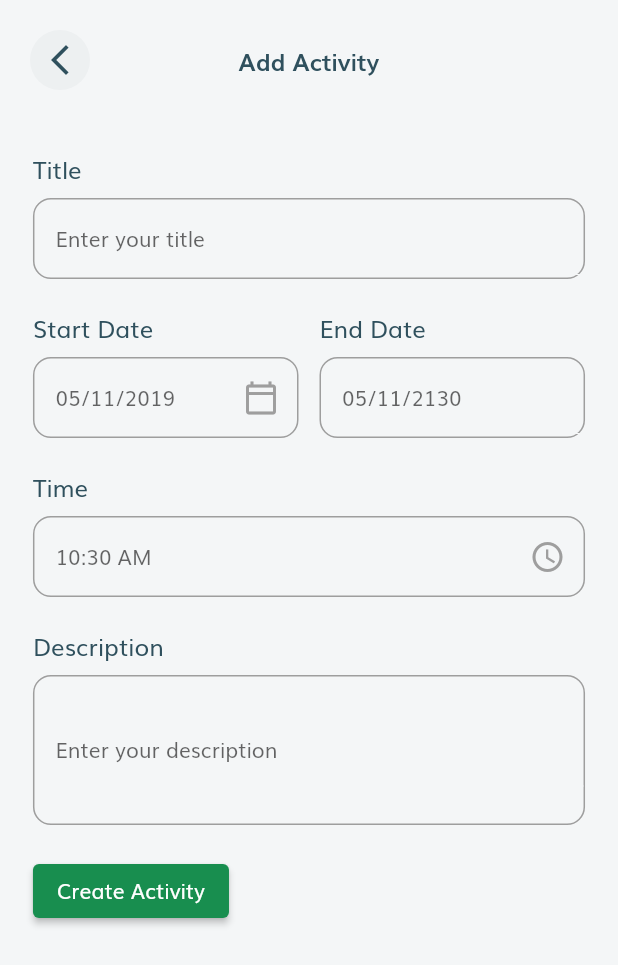
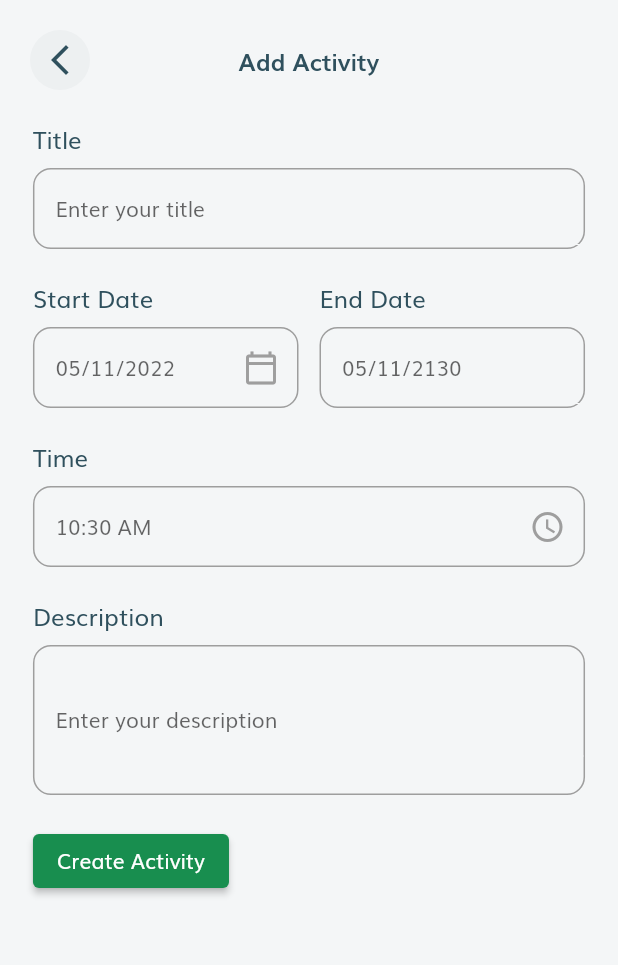
Before and after one commit to Mudennn/Denai_app, a Flutter app: the AddActivityForm screen opened by its route, on a phone screen of 412 x 824 dp. Shown: the top 965 px of the screen. Run offline on Flutter 3.47's test engine with Material 2 defaults, Android fonts, the light colour scheme and no system bars; our stand-ins replace bloc, carousel_slider, date_picker_timeline, equatable, flutter_bloc, flutter_svg.

Commit message:
update activity page

```diff
--- a/lib/pages/activity_form/components/body.dart
+++ b/lib/pages/activity_form/components/body.dart
@@ -23,7 +23,7 @@ class _BodyState extends State<Body> {
   final TextEditingController descriptionController = TextEditingController();
 
   DateTimeRange dateRange =
-      DateTimeRange(start: DateTime(2019, 11, 5), end: DateTime(2130, 11, 5));
+      DateTimeRange(start: DateTime(2022, 11, 5), end: DateTime(2130, 11, 5));
 
   @override
   Widget build(BuildContext context) {
@@ -125,9 +125,9 @@ class _BodyState extends State<Body> {
               controller: descriptionController,
               height: 100,
             ),
-            const SizedBox(
-              height: 20,
-            ),
+            // const SizedBox(
+            //   height: 20,
+            // ),
             AddActivityButton(
                 title: 'Create Activity', press: () => validateData())
           ],
--- a/lib/pages/activity_form/components/input_field.dart
+++ b/lib/pages/activity_form/components/input_field.dart
@@ -7,7 +7,8 @@ class InputField extends StatelessWidget {
       required this.title,
       required this.hint,
       this.controller,
-      this.widget, required this.height});
+      this.widget,
+      required this.height});
 
   final String title;
   final String hint;
@@ -17,9 +18,7 @@ class InputField extends StatelessWidget {
 
   @override
   Widget build(BuildContext context) {
-    return Container(
-      margin: const EdgeInsets.only(top: 20),
-      child: Column(
+    return Column(
       crossAxisAlignment: CrossAxisAlignment.start,
       children: [
         Text(
@@ -59,12 +58,18 @@ class InputField extends StatelessWidget {
                   ),
                 ),
               ),
-                widget == null ? Container() : Container(child: widget,),
+              widget == null
+                  ? Container()
+                  : Container(
+                      child: widget,
+                    ),
             ],
           ),
         ),
+        const SizedBox(
+          height: 20,
+        )
       ],
-      ),
     );
   }
 }
```
Lines whose indentation alone changed are shown as unchanged.
